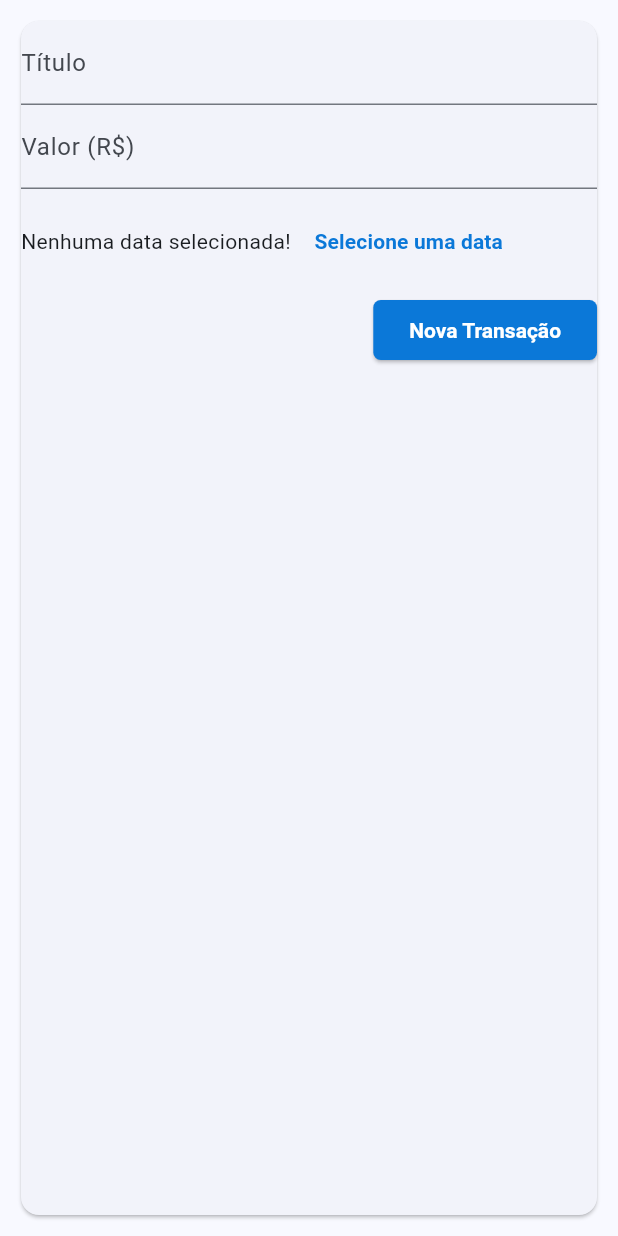
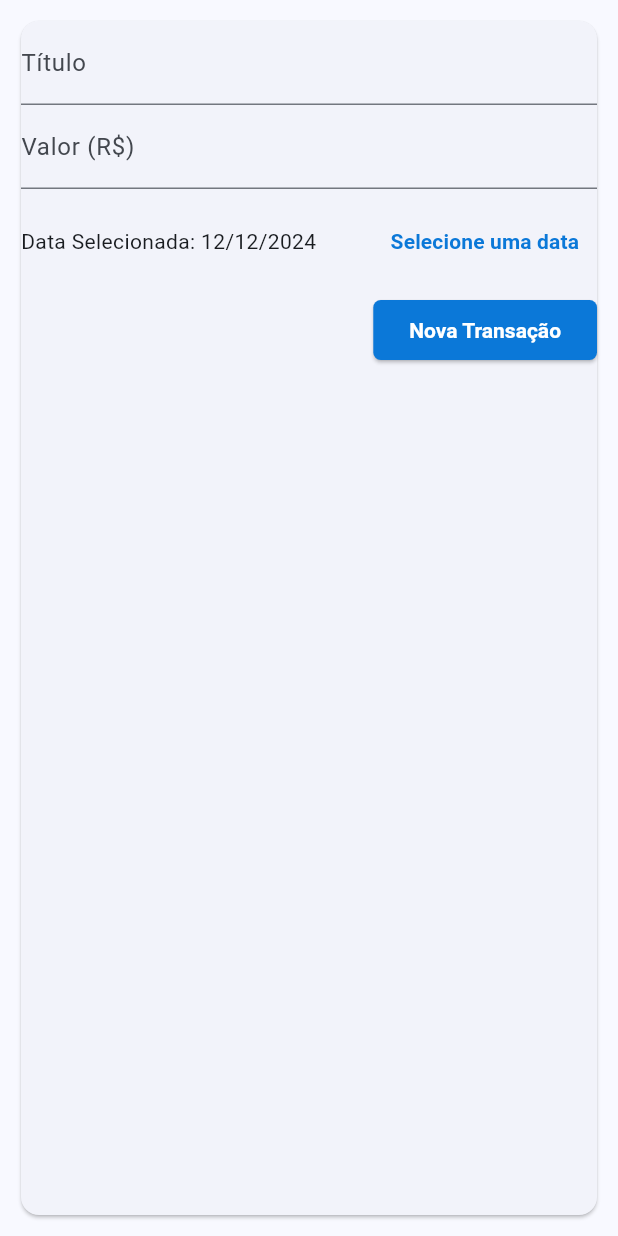
Before and after one commit to Jooaomarcelo/despesas-app, a Flutter app: the TransactionForm widget shown alone on an empty page, opened directly with empty values, after a tap on "Nova Transação", on a phone screen of 412 x 824 dp. Run offline on Flutter 3.47's test engine with Material 3 defaults, Android fonts, the light colour scheme and no system bars.

Commit message:
Added date picker into transaction form and add a transaction given a date feature

```diff
--- a/lib/components/transaction_form.dart
+++ b/lib/components/transaction_form.dart
@@ -1,7 +1,8 @@
 import 'package:flutter/material.dart';
+import 'package:intl/intl.dart';
 
 class TransactionForm extends StatefulWidget {
-  final void Function(String, double) onSubmit;
+  final void Function(String, double, DateTime) onSubmit;
 
   const TransactionForm(this.onSubmit, {super.key});
 
@@ -10,19 +11,35 @@ class TransactionForm extends StatefulWidget {
 }
 
 class _TransactionFormState extends State<TransactionForm> {
-  final titleController = TextEditingController();
+  final _titleController = TextEditingController();
+  final _valueController = TextEditingController();
+  DateTime _selectedDate = DateTime.now();
 
-  final valueController = TextEditingController();
-
-  void _submitForm() {
-    final title = titleController.text;
-    final value = double.tryParse(valueController.text) ?? 0.0;
+  _submitForm() {
+    final title = _titleController.text;
+    final value = double.tryParse(_valueController.text) ?? 0.0;
 
     if (title.isEmpty || value <= 0) {
       return;
     }
 
-    widget.onSubmit(title, value);
+    widget.onSubmit(title, value, _selectedDate);
+  }
+
+  _showDatePicker() {
+    showDatePicker(
+      context: context,
+      initialDate: DateTime.now(),
+      firstDate: DateTime(2024),
+      lastDate: DateTime.now(),
+    ).then((date) {
+      if (date == null) {
+        return;
+      }
+      setState(() {
+        _selectedDate = date;
+      });
+    });
   }
 
   @override
@@ -33,12 +50,12 @@ class _TransactionFormState extends State<TransactionForm> {
         child: Column(
           children: [
             TextField(
-              controller: titleController,
+              controller: _titleController,
               decoration: const InputDecoration(labelText: 'Título'),
               onSubmitted: (_) => _submitForm(),
             ),
             TextField(
-              controller: valueController,
+              controller: _valueController,
               keyboardType:
                   const TextInputType.numberWithOptions(decimal: true),
               decoration: const InputDecoration(labelText: 'Valor (R\$)'),
@@ -47,10 +64,12 @@ class _TransactionFormState extends State<TransactionForm> {
             SizedBox(
               height: 70,
               child: Row(
+                mainAxisAlignment: MainAxisAlignment.spaceBetween,
                 children: [
-                  Text('Nenhuma data selecionada! '),
+                  Text(
+                      'Data Selecionada: ${DateFormat('dd/MM/y').format(_selectedDate)}'),
                   TextButton(
-                    onPressed: () {},
+                    onPressed: _showDatePicker,
                     child: Text(
                       'Selecione uma data',
                       style: TextStyle(
--- a/lib/main.dart
+++ b/lib/main.dart
@@ -88,7 +88,7 @@ class _MyHomePageState extends State<MyHomePage> {
     }).toList();
   }
 
-  void _addTransaction(String title, double value) {
+  void _addTransaction(String title, double value, DateTime date) {
     final int id = _transactions.isNotEmpty
         ? int.parse(_transactions[_transactions.length - 1].id) + 1
         : 1;
@@ -97,7 +97,7 @@ class _MyHomePageState extends State<MyHomePage> {
       id: id.toString(),
       title: title,
       value: value,
-      date: DateTime.now(),
+      date: date,
     );
 
     setState(() => _transactions.add(newTransaction));
```
